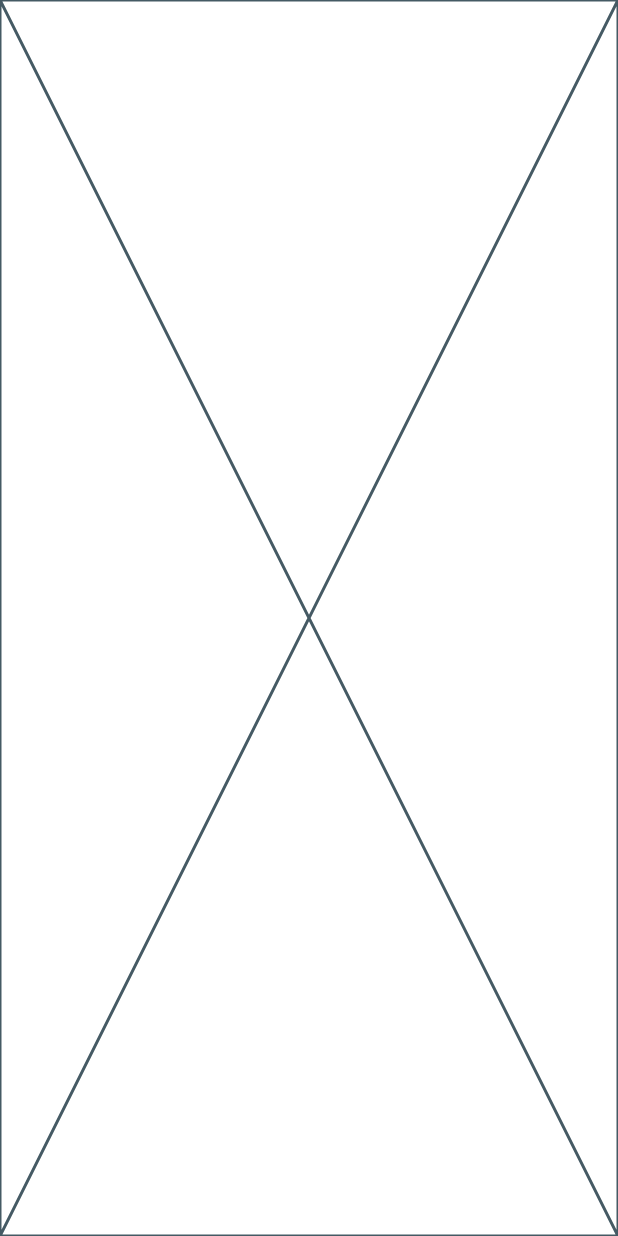
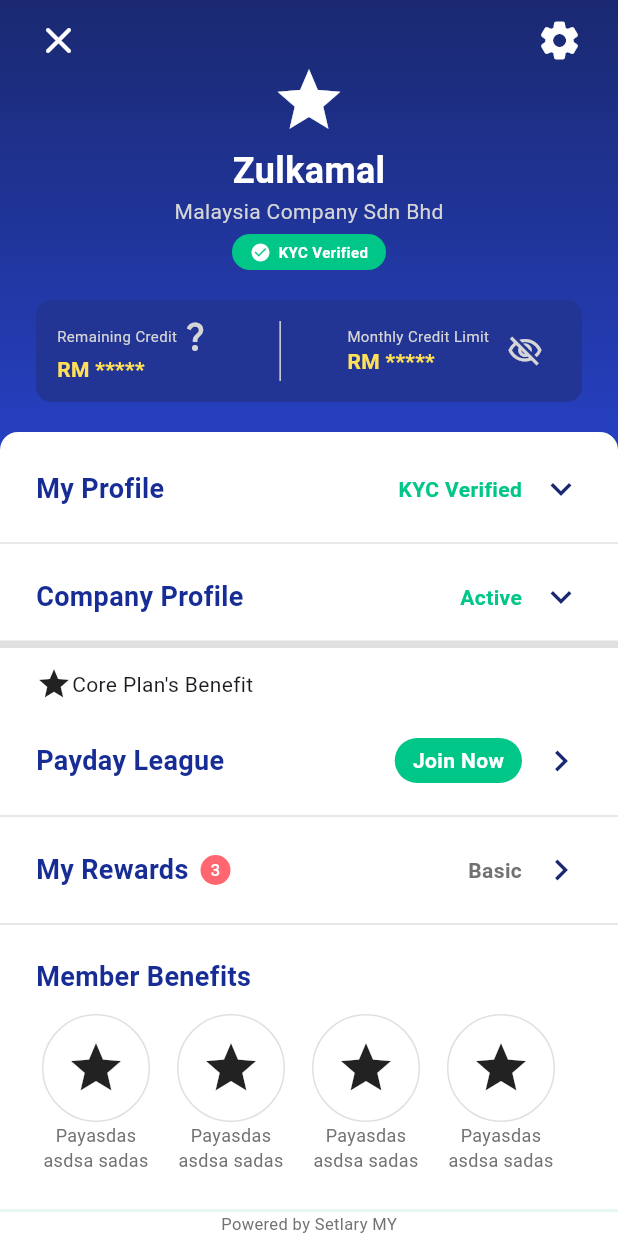
Before and after one commit to zulkams/zk-zlanhqp, a Flutter app: the screen it shows after launch, on a phone screen of 412 x 824 dp. Run offline on Flutter 3.47's test engine with Material 3 defaults, Android fonts, the phone set to English and light mode, and no system bars; our stand-ins replace go_router.

Commit message:
feat: add profile feature

```diff
--- /dev/null
+++ b/lib/core/constants/app_colors.dart
@@ -0,0 +1,20 @@
+import 'package:flutter/material.dart';
+
+// colors
+const Color primaryColor = Color(0xFF1A2971);
+const Color secondaryColor = Color(0xFF2640C2);
+const Color tertiaryColor = Color(0xFF223594);
+const Color backgroundWhite = Color(0xFFFFFFFF);
+const Color jadeGreen = Color(0xFF00C688);
+const Color dividerColor = Color(0xFFE0E0E0);
+const Color bannerColor = Color(0xFFE6F6F0);
+const Color badgeColor = Color(0xFFFF6670);
+
+// font
+const Color fontBlue = Color(0xFF172D95);
+const Color fontBlack = Color(0xFF000000);
+const Color fontWhite = Color(0xFFFFFFFF);
+const Color fontGrey = Color(0xFF727272);
+const Color fontJadeGreen = Color(0xFF00C688);
+const Color fontYellow = Color(0xFFFFE056);
+const Color fontWhiteFaded = Color(0xFFD6D6D6);
--- /dev/null
+++ b/lib/core/constants/app_theme.dart
@@ -0,0 +1,7 @@
+import 'package:flutter/material.dart';
+import 'package:setgaji/core/constants/app_colors.dart';
+
+final ThemeData appTheme = ThemeData(
+  colorScheme: ColorScheme.fromSeed(seedColor: primaryColor, surface: backgroundWhite),
+  scaffoldBackgroundColor: backgroundWhite,
+);
--- /dev/null
+++ b/lib/core/utils/custom_inverted_radius.dart
@@ -0,0 +1,29 @@
+import 'package:flutter/material.dart';
+
+/// for custom inverted radius
+class CustomInvertedRadius extends OutlinedBorder {
+  @override
+  OutlinedBorder copyWith({BorderSide? side}) => this;
+
+  @override
+  Path getInnerPath(Rect rect, {TextDirection? textDirection}) {
+    Path path = Path()
+      ..fillType = PathFillType.evenOdd
+      ..addRect(rect)
+      ..addRRect(RRect.fromRectAndCorners(Rect.fromLTWH(rect.left, rect.bottom - 12, rect.width, 12), topLeft: Radius.circular(40), topRight: Radius.circular(40)));
+    return path;
+  }
+
+  @override
+  Path getOuterPath(Rect rect, {TextDirection? textDirection}) {
+    return getInnerPath(rect, textDirection: textDirection);
+  }
+
+  @override
+  void paint(Canvas canvas, Rect rect, {TextDirection? textDirection}) {
+    canvas.drawPath(getInnerPath(rect), Paint()..color = Colors.transparent);
+  }
+
+  @override
+  ShapeBorder scale(double t) => this;
+}
--- /dev/null
+++ b/lib/core/widgets/app_footer.dart
@@ -0,0 +1,12 @@
+import 'package:flutter/material.dart';
+import 'package:setgaji/core/constants/app_colors.dart';
+
+/// reusable footer
+class AppFooter extends StatelessWidget {
+  const AppFooter({super.key});
+
+  @override
+  Widget build(BuildContext context) {
+    return Text("Powered by Setlary MY", style: TextStyle(color: fontGrey, fontSize: 11));
+  }
+}
--- /dev/null
+++ b/lib/core/widgets/app_pill.dart
@@ -0,0 +1,19 @@
+import 'package:flutter/material.dart';
+import 'package:setgaji/core/constants/app_colors.dart';
+
+/// reusable pill jade container
+class AppPill extends StatelessWidget {
+  const AppPill({super.key, required this.child, this.horizontalPadding = 12, this.verticalPadding = 5});
+  final Widget child;
+  final double horizontalPadding;
+  final double verticalPadding;
+
+  @override
+  Widget build(BuildContext context) {
+    return Container(
+      padding: EdgeInsets.symmetric(horizontal: horizontalPadding, vertical: verticalPadding),
+      decoration: BoxDecoration(color: jadeGreen, borderRadius: BorderRadius.circular(24)),
+      child: child,
+    );
+  }
+}
--- /dev/null
+++ b/lib/features/profile/providers/credit_visibility_provider.dart
@@ -0,0 +1,12 @@
+import 'package:flutter/material.dart';
+
+class CreditVisibilityProvider extends ChangeNotifier {
+  bool _isHidden = true;
+  bool get isHidden => _isHidden;
+
+  /// toggle credit visibility
+  void toggle() {
+    _isHidden = !_isHidden;
+    notifyListeners();
+  }
+}
--- /dev/null
+++ b/lib/features/profile/screens/profile_screen.dart
@@ -0,0 +1,50 @@
+import 'package:flutter/material.dart';
+import 'package:flutter/services.dart';
+import 'package:provider/provider.dart';
+import 'package:setgaji/core/constants/app_colors.dart';
+import 'package:setgaji/core/widgets/app_footer.dart';
+import 'package:setgaji/features/profile/providers/credit_visibility_provider.dart';
+import 'package:setgaji/features/profile/widgets/profile_benefit_section.dart';
+import 'package:setgaji/features/profile/widgets/profile_detail_section.dart';
+import 'package:setgaji/features/profile/widgets/profile_header_section.dart';
+
+class ProfileScreen extends StatelessWidget {
+  const ProfileScreen({super.key});
+
+  @override
+  Widget build(BuildContext context) {
+    // set status bar color
+    SystemChrome.setSystemUIOverlayStyle(SystemUiOverlayStyle(systemNavigationBarColor: primaryColor));
+
+    return ChangeNotifierProvider(
+      create: (_) => CreditVisibilityProvider(),
+      child: Scaffold(
+        appBar: AppBar(backgroundColor: primaryColor, elevation: 0, toolbarHeight: 0),
+        body: SafeArea(
+          child: SizedBox(
+            height: MediaQuery.of(context).size.height,
+            width: double.infinity,
+            child: Column(
+              children: [
+                Expanded(
+                  child: SingleChildScrollView(
+                    child: Column(
+                      children: [
+                        ProfileHeaderSection(), // blue
+                        ProfileDetailSection(), // profile info
+                        const SizedBox(height: 8),
+                        const Divider(height: 0, thickness: 5, color: dividerColor),
+                        ProfileBenefitSection(), // plan, benefits
+                      ],
+                    ),
+                  ),
+                ),
+                const AppFooter(),
+              ],
+            ),
+          ),
+        ),
+      ),
+    );
+  }
+}
--- /dev/null
+++ b/lib/features/profile/widgets/expandable_list.dart
@@ -0,0 +1,99 @@
+import 'package:flutter/material.dart';
+import 'package:flutter/services.dart';
+import 'package:provider/provider.dart';
+import 'package:setgaji/core/constants/app_colors.dart';
+
+class ExpandableListProvider extends ChangeNotifier {
+  bool expanded = false;
+  void toggle() {
+    expanded = !expanded;
+    notifyListeners();
+  }
+}
+
+/// expandable list
+class ExpandableList extends StatefulWidget {
+  final String title;
+  final Widget? trailing;
+  final List<Widget> children;
+  const ExpandableList({super.key, required this.title, this.trailing, required this.children});
+
+  @override
+  State<ExpandableList> createState() => _ExpandableListState();
+}
+
+class _ExpandableListState extends State<ExpandableList> with SingleTickerProviderStateMixin {
+  late AnimationController _controller;
+  late Animation<double> _iconTurns;
+
+  @override
+  void initState() {
+    super.initState();
+    _controller = AnimationController(duration: const Duration(milliseconds: 200), vsync: this);
+    _iconTurns = Tween<double>(begin: 0, end: 0.5).animate(_controller);
+  }
+
+  @override
+  void dispose() {
+    _controller.dispose();
+    super.dispose();
+  }
+
+  @override
+  Widget build(BuildContext context) {
+    return ChangeNotifierProvider(
+      create: (_) => ExpandableListProvider(),
+      child: Consumer<ExpandableListProvider>(
+        builder: (context, provider, child) {
+          // Animate chevron
+          provider.expanded ? _controller.forward() : _controller.reverse();
+          return Padding(
+            padding: const EdgeInsets.symmetric(horizontal: 24.0, vertical: 12),
+            child: Column(
+              crossAxisAlignment: CrossAxisAlignment.stretch,
+              children: [
+                InkWell(
+                  onTap: () {
+                    HapticFeedback.mediumImpact();
+                    provider.toggle();
+                  },
+                  child: Row(
+                    mainAxisAlignment: MainAxisAlignment.spaceBetween,
+                    children: [
+                      Text(
+                        widget.title,
+                        style: const TextStyle(fontWeight: FontWeight.bold, fontSize: 18, color: fontBlue),
+                      ),
+                      Row(
+                        children: [
+                          if (widget.trailing != null) ...[widget.trailing!, const SizedBox(width: 12)],
+                          // rotate chevron
+                          RotationTransition(
+                            turns: _iconTurns,
+                            child: const Icon(Icons.expand_more, color: primaryColor, size: 28),
+                          ),
+                        ],
+                      ),
+                    ],
+                  ),
+                ),
+                // animation
+                AnimatedCrossFade(
+                  // collapsed stte
+                  firstChild: const SizedBox.shrink(),
+                  // expanded state
+                  secondChild: Padding(
+                    padding: const EdgeInsets.only(top: 20.0, bottom: 20.0, left: 4.0, right: 4.0),
+                    child: Column(children: widget.children),
+                  ),
+                  crossFadeState: provider.expanded ? CrossFadeState.showSecond : CrossFadeState.showFirst,
+                  duration: const Duration(milliseconds: 200),
+                ),
+              ],
+            ),
+          );
+        },
+      ),
+    );
+  }
+}
--- /dev/null
+++ b/lib/features/profile/widgets/normal_list.dart
@@ -0,0 +1,43 @@
+import 'package:flutter/material.dart';
+import 'package:setgaji/core/constants/app_colors.dart';
+
+/// non expandable list (navigation?)
+class NormalList extends StatelessWidget {
+  final String title;
+  final Widget? trailing;
+  final VoidCallback? onTap;
+  final int? badgeCount;
+  const NormalList({super.key, required this.title, this.trailing, this.onTap, this.badgeCount});
+
+  @override
+  Widget build(BuildContext context) {
+    return Padding(
+      padding: const EdgeInsets.symmetric(horizontal: 24.0, vertical: 12),
+      child: InkWell(
+        onTap: onTap,
+        child: Row(
+          mainAxisAlignment: MainAxisAlignment.spaceBetween,
+          children: [
+            Row(
+              children: [
+                Text(
+                  title,
+                  style: const TextStyle(fontWeight: FontWeight.bold, fontSize: 18, color: fontBlue),
+                ),
+                const SizedBox(width: 8),
+                if (badgeCount != null) ...[Badge.count(count: badgeCount!, backgroundColor: badgeColor, padding: const EdgeInsets.all(2)), const SizedBox(width: 12)],
+              ],
+            ),
+
+            Row(
+              children: [
+                if (trailing != null) ...[trailing!, const SizedBox(width: 12)],
+                const Icon(Icons.chevron_right, color: primaryColor, size: 28),
+              ],
+            ),
+          ],
+        ),
+      ),
+    );
+  }
+}
--- /dev/null
+++ b/lib/features/profile/widgets/profile_benefit_section.dart
@@ -0,0 +1,126 @@
+import 'package:flutter/material.dart';
+import 'package:setgaji/core/constants/app_colors.dart';
+import 'package:setgaji/core/widgets/app_pill.dart';
+import 'package:setgaji/features/profile/widgets/normal_list.dart';
+
+class ProfileBenefitSection extends StatelessWidget {
+  const ProfileBenefitSection({super.key});
+
+  @override
+  Widget build(BuildContext context) {
+    return Padding(
+      padding: const EdgeInsets.symmetric(vertical: 12),
+      child: Column(
+        children: [
+          Padding(
+            padding: const EdgeInsets.symmetric(horizontal: 24.0),
+            child: Row(children: [Icon(Icons.star), Text("Core Plan's Benefit")]),
+          ),
+          SizedBox(height: 12),
+          buildPlanBenefitList(), // normal list of benefit
+          SizedBox(height: 12),
+          buildMemberBenefit(), //member benefits
+          SizedBox(height: 12),
+          buildTipsBanner(), // banner
+        ],
+      ),
+    );
+  }
+
+  Widget buildPlanBenefitList() {
+    return Column(
+      children: [
+        NormalList(
+          title: "Payday League",
+          trailing: AppPill(
+            child: Text(
+              "Join Now",
+              style: TextStyle(color: fontWhite, fontWeight: FontWeight.bold),
+            ),
+          ),
+        ),
+        Divider(height: 20, thickness: 1, color: dividerColor),
+        NormalList(
+          title: "My Rewards",
+          trailing: Text(
+            "Basic",
+            style: TextStyle(color: fontGrey, fontWeight: FontWeight.bold),
+          ),
+          badgeCount: 3,
+        ),
+        Divider(height: 20, thickness: 1, color: dividerColor),
+      ],
+    );
+  }
+
+  Widget buildMemberBenefit() {
+    return Column(
+      crossAxisAlignment: CrossAxisAlignment.start,
+      children: [
+        Padding(
+          padding: const EdgeInsets.symmetric(horizontal: 24.0),
+          child: Align(
+            alignment: Alignment.centerLeft,
+            child: Text(
+              "Member Benefits",
+              style: TextStyle(fontWeight: FontWeight.bold, fontSize: 18, color: fontBlue),
+            ),
+          ),
+        ),
+        buildMemberBenefitHorizontalList(),
+      ],
+    );
+  }
+
+  Widget buildMemberBenefitHorizontalList() {
+    // horizontal scroll
+    return SizedBox(
+      height: 130,
+      width: double.infinity,
+      child: ListView.builder(
+        scrollDirection: Axis.horizontal,
+        physics: AlwaysScrollableScrollPhysics(),
+        itemCount: 4,
+        itemBuilder: (context, index) {
+          return Padding(
+            padding: EdgeInsets.only(left: index == 0 ? 24.0 : 5.0, right: 5.0, top: 12.0, bottom: 12.0),
+            child: SizedBox(
+              width: 80,
+              height: 130,
+              child: Column(
+                mainAxisAlignment: MainAxisAlignment.center,
+                children: [
+                  Container(
+                    decoration: BoxDecoration(
+                      border: Border.all(color: dividerColor),
+                      shape: BoxShape.circle,
+                    ),
+                    child: Padding(padding: const EdgeInsets.all(15.0), child: Icon(Icons.star, size: 40)),
+                  ),
+                  Text(
+                    "Payasdas asdsa sadas",
+                    style: TextStyle(fontSize: 12, color: fontGrey),
+                    textAlign: TextAlign.center,
+                  ),
+                ],
+              ),
+            ),
+          );
+        },
+      ),
+    );
+  }
+
+  Widget buildTipsBanner() {
+    return Container(
+      width: double.infinity,
+      color: bannerColor,
+      child: Padding(
+        padding: const EdgeInsets.symmetric(horizontal: 24.0, vertical: 12),
+        child: Center(
+          child: Text("Tips: Guarantee winner among you and your colleagues.", style: TextStyle(fontSize: 12, color: fontGrey)),
+        ),
+      ),
+    );
+  }
+}
--- /dev/null
+++ b/lib/features/profile/widgets/profile_credits.dart
@@ -0,0 +1,86 @@
+import 'package:flutter/material.dart';
+import 'package:flutter/services.dart';
+import 'package:provider/provider.dart';
+import 'package:setgaji/core/constants/app_colors.dart';
+import 'package:setgaji/features/profile/providers/credit_visibility_provider.dart';
+
+/// profile credits
+class ProfileCredits extends StatelessWidget {
+  const ProfileCredits({super.key});
+
+  @override
+  Widget build(BuildContext context) {
+    final isHidden = context.watch<CreditVisibilityProvider>().isHidden;
+    return Padding(
+      padding: const EdgeInsets.symmetric(horizontal: 24.0),
+      child: Container(
+        width: double.infinity,
+        decoration: BoxDecoration(color: tertiaryColor, borderRadius: BorderRadius.circular(10)),
+        child: Padding(
+          padding: const EdgeInsets.symmetric(horizontal: 14.0, vertical: 10.0),
+          child: Row(
+            mainAxisAlignment: MainAxisAlignment.spaceBetween,
+            children: [
+              Column(
+                crossAxisAlignment: CrossAxisAlignment.start,
+                children: [
+                  Row(
+                    children: [
+                      Text("Remaining Credit", style: TextStyle(color: fontWhiteFaded, fontSize: 10)),
+                      Icon(Icons.question_mark, color: fontWhiteFaded),
+                    ],
+                  ),
+                  Row(
+                    children: [
+                      Text(
+                        "RM ",
+                        style: TextStyle(color: fontYellow, fontWeight: FontWeight.bold),
+                      ),
+                      Text(
+                        isHidden ? "*****" : "50.00",
+                        style: TextStyle(color: fontYellow, fontWeight: FontWeight.bold),
+                      ),
+                    ],
+                  ),
+                ],
+              ),
+              // vertical line
+              Container(height: 40, width: 1, color: fontWhiteFaded),
+              Row(
+                children: [
+                  Column(
+                    crossAxisAlignment: CrossAxisAlignment.start,
+                    children: [
+                      Text("Monthly Credit Limit", style: TextStyle(color: fontWhiteFaded, fontSize: 10)),
+                      Row(
+                        children: [
+                          Text(
+                            "RM ",
+                            style: TextStyle(color: fontYellow, fontWeight: FontWeight.bold),
+                          ),
+                          Text(
+                            isHidden ? "*****" : "50.00",
+                            style: TextStyle(color: fontYellow, fontWeight: FontWeight.bold),
+                          ),
+                        ],
+                      ),
+                    ],
+                  ),
+                  Consumer<CreditVisibilityProvider>(
+                    builder: (context, provider, _) => IconButton(
+                      icon: Icon(provider.isHidden ? Icons.visibility_off_outlined : Icons.visibility_outlined, color: fontWhiteFaded),
+                      onPressed: () {
+                        HapticFeedback.mediumImpact();
+                        provider.toggle();
+                      },
+                    ),
+                  ),
+                ],
+              ),
+            ],
+          ),
+        ),
+      ),
+    );
+  }
+}
--- /dev/null
+++ b/lib/features/profile/widgets/profile_detail_section.dart
@@ -0,0 +1,37 @@
+import 'package:flutter/material.dart';
+import 'package:setgaji/core/constants/app_colors.dart';
+import 'package:setgaji/features/profile/widgets/expandable_list.dart';
+
+class ProfileDetailSection extends StatelessWidget {
+  const ProfileDetailSection({super.key});
+
+  @override
+  Widget build(BuildContext context) {
+    return Container(color: backgroundWhite, child: buildProfileList());
+  }
+
+  Widget buildProfileList() {
+    return Column(
+      children: [
+        const ExpandableList(
+          title: "My Profile",
+          trailing: Text(
+            "KYC Verified",
+            style: TextStyle(color: fontJadeGreen, fontWeight: FontWeight.bold),
+          ),
+          children: [],
+        ),
+        // horizontal line
+        const Divider(height: 20, thickness: 1, color: dividerColor),
+        const ExpandableList(
+          title: "Company Profile",
+          trailing: Text(
+            "Active",
+            style: TextStyle(color: fontJadeGreen, fontWeight: FontWeight.bold),
+          ),
+          children: [],
+        ),
+      ],
+    );
+  }
+}
--- /dev/null
+++ b/lib/features/profile/widgets/profile_header_section.dart
@@ -0,0 +1,72 @@
+import 'package:flutter/material.dart';
+import 'package:setgaji/core/constants/app_colors.dart';
+import 'package:setgaji/core/widgets/app_pill.dart';
+import 'package:setgaji/core/utils/custom_inverted_radius.dart';
+import 'package:setgaji/features/profile/widgets/profile_credits.dart';
+
+class ProfileHeaderSection extends StatelessWidget {
+  const ProfileHeaderSection({super.key});
+
+  @override
+  Widget build(BuildContext context) {
+    return Container(
+      width: double.infinity,
+      decoration: ShapeDecoration(
+        shape: CustomInvertedRadius(),
+        gradient: LinearGradient(begin: Alignment.topCenter, end: Alignment.bottomCenter, colors: [primaryColor, secondaryColor]),
+      ),
+      child: buildProfileHeaderSection(context),
+    );
+  }
+
+  Widget buildProfileHeaderSection(BuildContext context) {
+    return Center(
+      child: Column(
+        children: [
+          Padding(
+            padding: const EdgeInsets.only(left: 24.0, right: 24.0, top: 12, bottom: 0),
+            child: Row(
+              mainAxisAlignment: MainAxisAlignment.spaceBetween,
+              children: [
+                // TODO: change icon later
+                Icon(Icons.close_rounded, color: fontWhite, size: 30),
+                Icon(Icons.settings_rounded, color: fontWhite, size: 30),
+              ],
+            ),
+          ),
+          // TODO: change to image
+          Icon(Icons.star, color: fontWhite, size: 50),
+          const SizedBox(height: 5),
+          Text(
+            "Zulkamal",
+            style: TextStyle(color: fontWhite, fontSize: 24, fontWeight: FontWeight.bold),
+          ),
+          Text("Malaysia Company Sdn Bhd", style: TextStyle(color: fontWhiteFaded, fontSize: 14)),
+          const SizedBox(height: 5),
+          // pill container
+          buildKYCBadge(),
+          const SizedBox(height: 20),
+          const ProfileCredits(),
+          const SizedBox(height: 32),
+        ],
+      ),
+    );
+  }
+
+  Widget buildKYCBadge() {
+    return AppPill(
+      child: Row(
+        mainAxisAlignment: MainAxisAlignment.spaceBetween,
+        mainAxisSize: MainAxisSize.min,
+        children: [
+          const Icon(Icons.check_circle, color: fontWhite, size: 14),
+          const SizedBox(width: 5),
+          const Text(
+            "KYC Verified",
+            style: TextStyle(color: fontWhite, fontSize: 10, fontWeight: FontWeight.w700),
+          ),
+        ],
+      ),
+    );
+  }
+}
--- a/lib/main.dart
+++ b/lib/main.dart
@@ -1,8 +1,11 @@
-// main.dart
+import 'package:flutter/material.dart';
+import 'package:flutter/services.dart';
+import 'package:setgaji/core/constants/app_theme.dart';
+import 'package:setgaji/routes/app_router.dart';
 
-import 'package:flutter/material.dart';
-
-void main() {
+void main() async {
+  WidgetsFlutterBinding.ensureInitialized();
+  await SystemChrome.setPreferredOrientations([DeviceOrientation.portraitUp, DeviceOrientation.portraitDown]);
   runApp(const MyApp());
 }
 
@@ -11,6 +14,14 @@ class MyApp extends StatelessWidget {
 
   @override
   Widget build(BuildContext context) {
-    return const Placeholder();
+    return MaterialApp.router(
+      theme: appTheme,
+      routerConfig: appRouter,
+      title: 'SetGaji',
+      debugShowCheckedModeBanner: false,
+      builder: (context, child) {
+        return child!;
+      },
+    );
   }
 }
--- /dev/null
+++ b/lib/routes/app_router.dart
@@ -0,0 +1,12 @@
+import 'package:go_router/go_router.dart';
+import 'package:setgaji/features/profile/screens/profile_screen.dart';
+
+final GoRouter appRouter = GoRouter(
+  initialLocation: '/profile',
+  routes: [
+    // GoRoute(path: '/home', name: 'home', builder: (context, state) => const HomeScreen()),
+    GoRoute(path: '/profile', name: 'profile', builder: (context, state) => const ProfileScreen()),
+    // GoRoute(path: '/marketplace', name: 'marketplace', builder: (context, state) => const MarketplaceScreen()),
+    // GoRoute(path: '/claim', name: 'claim', builder: (context, state) => const ClaimScreen()),
+  ],
+);
```
